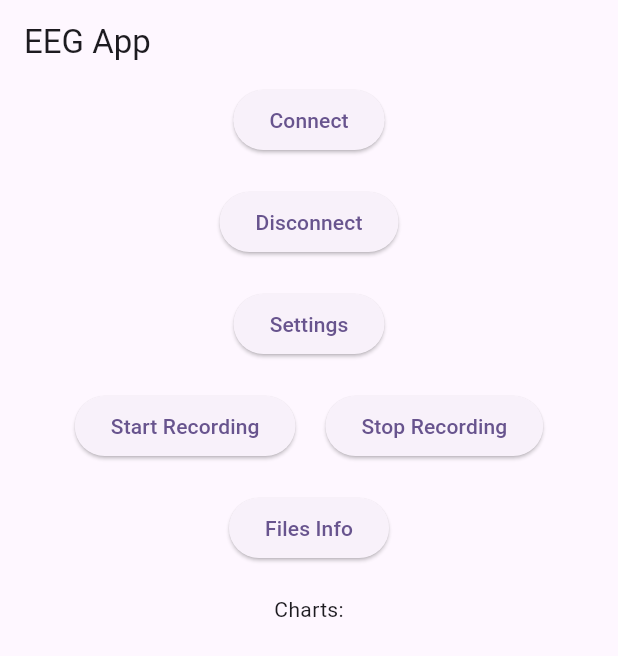
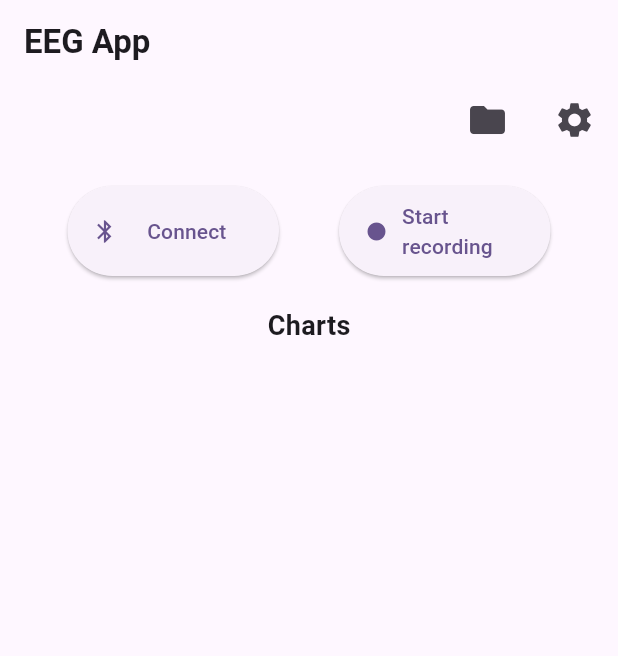
Before and after one commit to pieeg-club/eeg_app, a Flutter app: the screen it shows after launch, on a phone screen of 412 x 824 dp. Shown: the top 656 px of the screen. Run offline on Flutter 3.47's test engine with Material 3 defaults, Android fonts, the phone set to English and light mode, and no system bars; our stand-ins replace dartz, equatable, fl_chart, flutter_blue_plus, flutter_riverpod, riverpod_annotation and 3 more; missing offline and left inert: iirjdart; generated files the repository leaves out were written again.

Commit message:
update ui

```diff
--- a/lib/presentation/pages/main_page.dart
+++ b/lib/presentation/pages/main_page.dart
@@ -1,11 +1,8 @@
-import 'package:eeg_app/core/use_case.dart';
-import 'package:eeg_app/domain/providers/connect_use_case.dart';
-import 'package:eeg_app/domain/providers/disconnect_use_case.dart';
-import 'package:eeg_app/domain/providers/start_recording_use_case.dart';
-import 'package:eeg_app/domain/providers/stop_recording_use_case.dart';
 import 'package:eeg_app/presentation/notifiers/processed_data.dart';
 import 'package:eeg_app/presentation/widgets/charts/chart.dart';
+import 'package:eeg_app/presentation/widgets/connection_button.dart';
 import 'package:eeg_app/presentation/widgets/files_info_dialog.dart';
+import 'package:eeg_app/presentation/widgets/recording_button.dart';
 import 'package:eeg_app/presentation/widgets/settings_dialog.dart';
 import 'package:flutter/material.dart';
 import 'package:flutter_riverpod/flutter_riverpod.dart';
@@ -17,77 +14,42 @@ class MainPage extends ConsumerWidget {
 
   @override
   Widget build(BuildContext context, WidgetRef ref) {
-    final connectDeviceUseCase = ref.read(connectUseCaseProvider);
-    final disconnectDeviceUseCase = ref.read(disconnectUseCaseProvider);
-    final startRecordingUseCase = ref.read(startRecordingUseCaseProvider);
-    final stopRecordingUseCase = ref.read(stopRecordingUseCaseProvider);
     final processedData = ref.watch(processedDataNotifierProvider);
-    final processedDataNotifier =
-        ref.read(processedDataNotifierProvider.notifier);
     return Scaffold(
       appBar: AppBar(
-        title: const Text('EEG App'),
+        title: const Text(
+          'EEG App',
+          style: TextStyle(
+            fontWeight: FontWeight.bold,
+          ),
+        ),
       ),
       body: SingleChildScrollView(
         child: Center(
+          child: Padding(
+            padding: const EdgeInsets.symmetric(horizontal: 5),
             child: Column(
               mainAxisAlignment: MainAxisAlignment.center,
               children: <Widget>[
-              ElevatedButton(
-                onPressed: () async {
-                  final result = await connectDeviceUseCase(NoParams());
-                  result.fold(
-                    (failure) {
-                      ScaffoldMessenger.of(context).showSnackBar(
-                        SnackBar(
-                          content: Text(failure.message),
-                        ),
-                      );
-                    },
-                    (data) {
-                      ScaffoldMessenger.of(context).showSnackBar(
-                        const SnackBar(
-                          content:
-                              Text('Successfully connected to the device!'),
-                          duration: Duration(
-                            seconds: 2,
-                          ),
-                        ),
-                      );
-                      processedDataNotifier.startListeningForData();
+                Row(
+                  mainAxisAlignment: MainAxisAlignment.end,
+                  children: [
+                    IconButton(
+                      onPressed: () {
+                        showDialog<void>(
+                          context: context,
+                          builder: (context) {
+                            return const FilesInfoDialog();
                           },
                         );
                       },
-                child: const Text('Connect'),
-              ),
-              const SizedBox(height: 20),
-              ElevatedButton(
-                onPressed: () async {
-                  final result = await disconnectDeviceUseCase(NoParams());
-                  result.fold(
-                    (failure) {
-                      ScaffoldMessenger.of(context).showSnackBar(
-                        SnackBar(
-                          content: Text(failure.message),
-                        ),
-                      );
-                    },
-                    (data) {
-                      ScaffoldMessenger.of(context).showSnackBar(
-                        const SnackBar(
-                          content: Text('Successfully disconnected!'),
-                          duration: Duration(
-                            seconds: 2,
+                      icon: const Icon(
+                        Icons.folder,
+                        size: 28,
                       ),
                     ),
-                      );
-                    },
-                  );
-                },
-                child: const Text('Disconnect'),
-              ),
-              const SizedBox(height: 20),
-              ElevatedButton(
+                    const SizedBox(width: 10),
+                    IconButton(
                       onPressed: () {
                         showDialog<void>(
                           context: context,
@@ -96,79 +58,29 @@ class MainPage extends ConsumerWidget {
                           },
                         );
                       },
-                child: const Text('Settings'),
+                      icon: const Icon(
+                        Icons.settings,
+                        size: 28,
                       ),
-              const SizedBox(height: 20),
-              Row(
-                mainAxisAlignment: MainAxisAlignment.center,
-                children: [
-                  ElevatedButton(
-                    onPressed: () async {
-                      final result = await startRecordingUseCase(NoParams());
-                      result.fold(
-                        (failure) {
-                          ScaffoldMessenger.of(context).showSnackBar(
-                            SnackBar(
-                              content: Text(failure.message),
-                            ),
-                          );
-                        },
-                        (data) {
-                          ScaffoldMessenger.of(context).showSnackBar(
-                            const SnackBar(
-                              content: Text('Recording started!'),
-                              duration: Duration(
-                                seconds: 2,
-                              ),
-                            ),
-                          );
-                        },
-                      );
-                    },
-                    child: const Text('Start Recording'),
-                  ),
-                  const SizedBox(width: 20),
-                  ElevatedButton(
-                    onPressed: () async {
-                      final result = await stopRecordingUseCase(NoParams());
-                      result.fold(
-                        (failure) {
-                          ScaffoldMessenger.of(context).showSnackBar(
-                            SnackBar(
-                              content: Text(failure.message),
-                            ),
-                          );
-                        },
-                        (data) {
-                          ScaffoldMessenger.of(context).showSnackBar(
-                            const SnackBar(
-                              content: Text('Recording stopped!'),
-                              duration: Duration(
-                                seconds: 2,
-                              ),
-                            ),
-                          );
-                        },
-                      );
-                    },
-                    child: const Text('Stop Recording'),
                     ),
                   ],
                 ),
                 const SizedBox(height: 20),
-              ElevatedButton(
-                onPressed: () {
-                  showDialog<void>(
-                    context: context,
-                    builder: (context) {
-                      return const FilesInfoDialog();
-                    },
-                  );
-                },
-                child: const Text('Files Info'),
+                const Row(
+                  mainAxisAlignment: MainAxisAlignment.spaceEvenly,
+                  children: [
+                    ConnectionButton(),
+                    RecordingButton(),
+                  ],
                 ),
                 const SizedBox(height: 20),
-              const Text('Charts:'),
+                const Text(
+                  'Charts',
+                  style: TextStyle(
+                    fontSize: 18,
+                    fontWeight: FontWeight.bold,
+                  ),
+                ),
                 const SizedBox(height: 20),
                 processedData.when(
                   data: (data) {
@@ -183,6 +95,7 @@ class MainPage extends ConsumerWidget {
             ),
           ),
         ),
+      ),
     );
   }
 }
--- a/lib/presentation/widgets/connection_button.dart
+++ b/lib/presentation/widgets/connection_button.dart
@@ -32,7 +32,13 @@ class ConnectionButton extends ConsumerWidget {
           icon: Icon(
             isConnected ? Icons.bluetooth_disabled : Icons.bluetooth,
           ),
-          label: Text(isConnected ? 'Disconnect' : 'Connect'),
+          label: SizedBox(
+            width: 75,
+            height: 60,
+            child: Center(
+              child: Text(isConnected ? 'Disconnect' : 'Connect'),
+            ),
+          ),
         );
       },
     );
--- a/lib/presentation/widgets/recording_button.dart
+++ b/lib/presentation/widgets/recording_button.dart
@@ -28,9 +28,15 @@ class RecordingButton extends ConsumerWidget {
           icon: isRecording
               ? const Icon(Icons.stop)
               : const Icon(Icons.fiber_manual_record),
-          label: isRecording
-              ? const Text('Stop recording')
-              : const Text('Start recording'),
+          label: SizedBox(
+            width: 75,
+            height: 60,
+            child: Center(
+              child: isRecording
+                  ? const Text('Stop recording')
+                  : const Text('Start recording'),
+            ),
+          ),
         );
       },
     );
```
Lines whose indentation alone changed are shown as unchanged.
